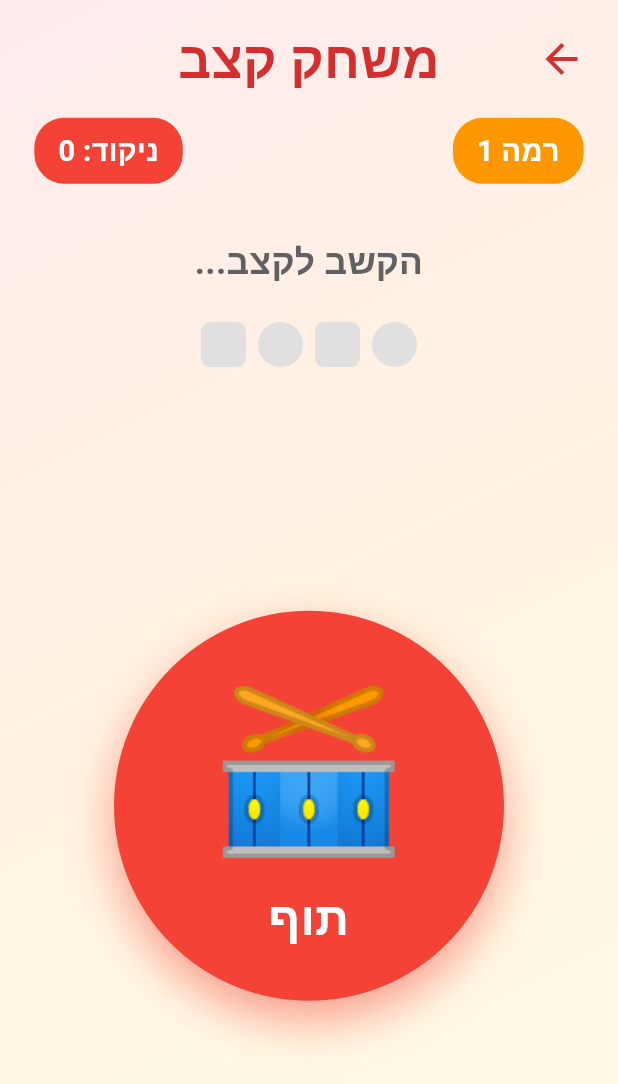
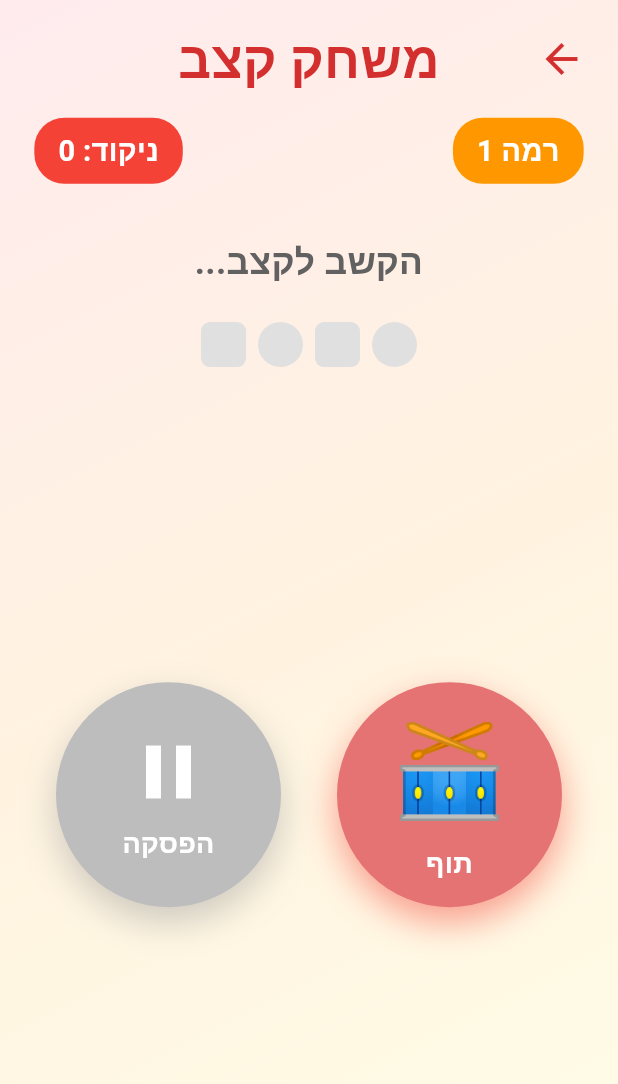
Before and after one commit to cohenra/learning-games, a Flutter app: the RhythmGameScreen screen opened directly, after a tap on "שמע קצב 🔊", on a phone screen of 412 x 824 dp. Shown: the top 1084 px of the screen. Run offline on Flutter 3.47's test engine with Material 3 defaults, Android fonts, the phone set to English and light mode, and no system bars; our stand-ins replace flutter_tts, shared_preferences; accounts and stored records are empty; Roboto replaces fonts that are missing (Rubik).

Commit message:
Fix: Rhythm game UX + Music composer sound + Quiz overflow errors
- Rhythm Game: Add pause button next to drum, improve sound with better TTS settings, add clear instructions
- Music Composer: Improve note sounds with different syllables and better speech rate
- Quiz screens: Fix overflow errors by reducing sizes and adding Flexible widgets

```diff
--- a/lib/modules/music/rhythm_game_screen.dart
+++ b/lib/modules/music/rhythm_game_screen.dart
@@ -77,15 +77,18 @@ class _RhythmGameScreenState extends State<RhythmGameScreen> with SingleTickerPr
       _isListening = false;
     });
 
+    // First speak the instruction
+    await _speak(_isHebrew ? 'הקשב לקצב' : 'Listen to the rhythm');
+    await Future.delayed(const Duration(milliseconds: 500));
+
     for (int i = 0; i < _pattern.length; i++) {
       if (_pattern[i]) {
         _animController.forward().then((_) => _animController.reverse());
-        _playDrumSound(); // Play drum sound
-        await Future.delayed(const Duration(milliseconds: 300));
+        await _playDrumSound(); // Play drum sound
+        await Future.delayed(const Duration(milliseconds: 500));
       } else {
-        await Future.delayed(const Duration(milliseconds: 300));
+        await Future.delayed(const Duration(milliseconds: 500));
       }
-      await Future.delayed(const Duration(milliseconds: 200));
     }
 
     setState(() {
@@ -93,15 +96,17 @@ class _RhythmGameScreenState extends State<RhythmGameScreen> with SingleTickerPr
       _isListening = true;
     });
 
-    await Future.delayed(const Duration(milliseconds: 500));
-    _speak(_isHebrew ? 'עכשיו תורך!' : 'Now your turn!');
+    await Future.delayed(const Duration(milliseconds: 300));
+    await _speak(_isHebrew ? 'עכשיו תורך! לחץ על התוף או על ההפסקה' : 'Now your turn! Tap the drum or pause');
   }
 
   Future<void> _playDrumSound() async {
-    // Play a short drum sound using TTS with quick settings
-    await _flutterTts.setSpeechRate(2.0); // Very fast
-    await _flutterTts.setPitch(0.5); // Low pitch for drum effect
-    await _flutterTts.speak('boom');
+    // Play a drum sound using TTS with very specific settings
+    await _flutterTts.setVolume(1.0);
+    await _flutterTts.setSpeechRate(5.0); // Very very fast
+    await _flutterTts.setPitch(0.3); // Very low pitch for drum effect
+    await _flutterTts.speak('dum dum dum');
+    await Future.delayed(const Duration(milliseconds: 100));
     // Reset to normal
     await _flutterTts.setSpeechRate(0.5);
     await _flutterTts.setPitch(1.0);
@@ -334,23 +339,27 @@ class _RhythmGameScreenState extends State<RhythmGameScreen> with SingleTickerPr
                   ),
                 ),
 
-              SizedBox(height: responsive.spacing(40)),
+              SizedBox(height: responsive.spacing(20)),
 
-              // Drum button
+              // Drum and Pause buttons
               Expanded(
                 child: Center(
-                  child: GestureDetector(
+                  child: Row(
+                    mainAxisAlignment: MainAxisAlignment.spaceEvenly,
+                    children: [
+                      // Drum button
+                      GestureDetector(
                         onTap: _onDrumTap,
                         child: AnimatedBuilder(
                           animation: _scaleAnimation,
                           builder: (context, child) {
                             return Transform.scale(
-                          scale: _scaleAnimation.value,
+                              scale: _isListening ? _scaleAnimation.value : 1.0,
                               child: Container(
-                            width: 200,
-                            height: 200,
+                                width: 150,
+                                height: 150,
                                 decoration: BoxDecoration(
-                              color: Colors.red,
+                                  color: _isListening ? Colors.red : Colors.red.shade300,
                                   shape: BoxShape.circle,
                                   boxShadow: [
                                     BoxShadow(
@@ -366,12 +375,13 @@ class _RhythmGameScreenState extends State<RhythmGameScreen> with SingleTickerPr
                                     children: [
                                       Text(
                                         '🥁',
-                                    style: TextStyle(fontSize: 80),
+                                        style: TextStyle(fontSize: 60),
                                       ),
+                                      SizedBox(height: 4),
                                       Text(
                                         _isHebrew ? 'תוף' : 'Drum',
                                         style: TextStyle(
-                                      fontSize: 24,
+                                          fontSize: 18,
                                           fontWeight: FontWeight.bold,
                                           color: Colors.white,
                                         ),
@@ -384,6 +394,48 @@ class _RhythmGameScreenState extends State<RhythmGameScreen> with SingleTickerPr
                           },
                         ),
                       ),
+                      // Pause button
+                      GestureDetector(
+                        onTap: _onPauseTap,
+                        child: Container(
+                          width: 150,
+                          height: 150,
+                          decoration: BoxDecoration(
+                            color: _isListening ? Colors.grey.shade600 : Colors.grey.shade400,
+                            shape: BoxShape.circle,
+                            boxShadow: [
+                              BoxShadow(
+                                color: Colors.grey.withOpacity(0.5),
+                                blurRadius: 20,
+                                offset: Offset(0, 10),
+                              ),
+                            ],
+                          ),
+                          child: Center(
+                            child: Column(
+                              mainAxisAlignment: MainAxisAlignment.center,
+                              children: [
+                                Icon(
+                                  Icons.pause,
+                                  size: 60,
+                                  color: Colors.white,
+                                ),
+                                SizedBox(height: 4),
+                                Text(
+                                  _isHebrew ? 'הפסקה' : 'Pause',
+                                  style: TextStyle(
+                                    fontSize: 18,
+                                    fontWeight: FontWeight.bold,
+                                    color: Colors.white,
+                                  ),
+                                ),
+                              ],
+                            ),
+                          ),
+                        ),
+                      ),
+                    ],
+                  ),
                 ),
               ),
 
@@ -392,15 +444,6 @@ class _RhythmGameScreenState extends State<RhythmGameScreen> with SingleTickerPr
                 padding: const EdgeInsets.all(16),
                 child: Column(
                   children: [
-                    if (_isListening)
-                      KidButton(
-                        text: _isHebrew ? 'הפסקה ⏸' : 'Pause ⏸',
-                        icon: Icons.pause,
-                        onPressed: _onPauseTap,
-                        color: Colors.grey,
-                        height: 60,
-                      ),
-                    SizedBox(height: 8),
                     if (!_isPlaying && !_isListening && !_showResult)
                       KidButton(
                         text: _isHebrew ? 'שמע קצב 🔊' : 'Play Rhythm 🔊',
```
Also changed, not shown: lib/modules/music/instruments_quiz_screen.dart (+13 -8 lines), lib/modules/music/music_composer_screen.dart (+6 -4 lines), lib/modules/music/notes_quiz_screen.dart (+24 -13 lines). Lines whose indentation alone changed are shown as unchanged.
